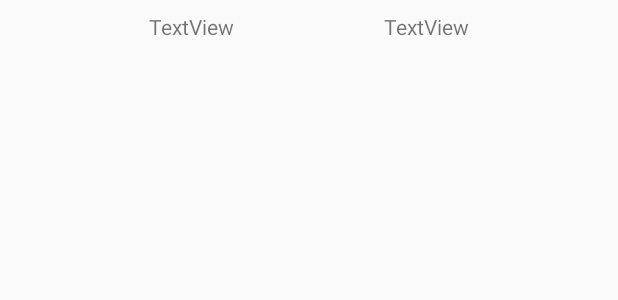
After one commit to scottmayberry/KegeratorV2, an Android app: the layout activity_edit_bluetooth.xml on its own in the app's theme, with its tools: preview values and no code run, on a phone screen of 412 x 824 dp. The commit adds this screen. Shown: the top 300 px of the screen. Run offline under Robolectric (Android 15) with nearby library versions, the phone set to English and light mode, and no system bars.

Commit message:
Fixing Bluetooth

```diff
--- a/app/src/main/java/com/example/sctma/kegeratorv1/EditUserActivity.java
+++ b/app/src/main/java/com/example/sctma/kegeratorv1/EditUserActivity.java
@@ -296,7 +296,7 @@ public class EditUserActivity extends AbstractActivity {
             nU.setPushID(key);
             Util.ref.child("Users").child(key).setValue(nU);
             String usn = user.getUsername();
-            ChargeItem chargeItem = new ChargeItem(ba - Util.balanceHashTable.get(user.getUsername()).getBalance(), "Admin adjustment", Util.df.format(new Date()));
+            ChargeItem chargeItem = new ChargeItem(ba - Util.balanceHashTable.get(user.getUsername()).getBalance(), "Admin adjustment", new Date().getTime(), usn);
             String temp = Util.ref.child("Balances").child(user.getUsername()).child("Charge").push().getKey();
             Util.ref.child("Balances").child(user.getUsername()).child("Charge").child(temp).setValue(chargeItem);
         }
--- a/app/src/main/java/com/example/sctma/kegeratorv1/Util.java
+++ b/app/src/main/java/com/example/sctma/kegeratorv1/Util.java
@@ -38,6 +38,8 @@ public class Util {
     static User currentUser;
     static Balance currentBalance;
 
+    static String savedBluetoothAddress;
+
 
     static Context mContext;
 
--- /dev/null
+++ b/app/src/main/res/layout/activity_edit_bluetooth.xml
@@ -0,0 +1,41 @@
+<?xml version="1.0" encoding="utf-8"?>
+<android.support.constraint.ConstraintLayout xmlns:android="http://schemas.android.com/apk/res/android"
+    xmlns:app="http://schemas.android.com/apk/res-auto"
+    xmlns:tools="http://schemas.android.com/tools"
+    android:layout_width="match_parent"
+    android:layout_height="match_parent"
+    tools:context="com.example.sctma.kegeratorv1.EditBluetoothActivity">
+
+    <TextView
+        android:id="@+id/textView10"
+        android:layout_width="wrap_content"
+        android:layout_height="wrap_content"
+        android:text="TextView"
+        app:layout_constraintTop_toTopOf="parent"
+        android:layout_marginTop="8dp"
+        app:layout_constraintRight_toLeftOf="@+id/textView12"
+        app:layout_constraintLeft_toLeftOf="parent" />
+
+    <LinearLayout
+        android:layout_width="292dp"
+        android:layout_height="0dp"
+        android:orientation="horizontal"
+        android:id="@+id/linearLayout4"
+        app:layout_constraintBottom_toBottomOf="parent"
+        android:layout_marginBottom="8dp"
+        android:layout_marginTop="8dp"
+        app:layout_constraintTop_toBottomOf="@+id/textView10"
+        app:layout_constraintVertical_bias="0.0"
+        android:layout_marginLeft="8dp"
+        app:layout_constraintLeft_toLeftOf="parent"
+        android:layout_marginStart="8dp"></LinearLayout>
+
+    <TextView
+        android:id="@+id/textView12"
+        android:layout_width="wrap_content"
+        android:layout_height="wrap_content"
+        android:text="TextView"
+        app:layout_constraintTop_toTopOf="@+id/textView10"
+        app:layout_constraintRight_toRightOf="parent"
+        app:layout_constraintLeft_toRightOf="@+id/textView10" />
+</android.support.constraint.ConstraintLayout>
--- a/app/src/main/res/layout/activity_main.xml
+++ b/app/src/main/res/layout/activity_main.xml
@@ -68,6 +68,7 @@
             android:layout_width="wrap_content"
             android:layout_height="wrap_content"
             android:layout_weight="1"
+            android:onClick="clickLogoutButton"
             android:text="Logout" />
 
     </LinearLayout>
--- a/app/src/main/res/values/strings.xml
+++ b/app/src/main/res/values/strings.xml
@@ -4,6 +4,10 @@
     <string name="APP_KEY">qe3m30w66xl0db5</string>
     <string name="APP_SECRET">soqszd1m57py280</string>
     <string name="APP_ACCESS_TOKEN">S6arYx_aWSAAAAAAAAAAGPxRPYj8hOzi57qtt0y2SJRWuyBkdCCIaN9fC8wwXVyg</string>
+    <string name="SQUARE_APP_ID">sq0idp-pTNV2RT9Mv_ZHuJdwkklKQ</string>
+    <string name="SQUARE_PERSONAL_ACCESS_TOKEN">sq0atp-Fucdg0zDeuvx7FH1DQfMPg</string>
+    <string name="SQUARE_APP_SECRET">sq0csp-z1ECFsNa3vOR92EAlLdSLfvCE_XAroGMhfD5J7msUGQ</string>
+    <string name="SQUARE_WEBHOOK_SIGNATURE_KEY">mWnXiXwFMKdWU170dmWbOw</string>
     <string-array name="classification_array">
         <item>Senior</item>
         <item>Junior</item>
@@ -24,4 +28,5 @@
     <string name="A_POUR_STATE">#;A_POUR_STATE;#</string>
     <string name="B_POUR_STATE">#;B_POUR_STATE;#</string>
     <string name="BLUETOOTH_CONNECTED">#;CONNECTED;#</string>
+
 </resources>
```
Also changed, not shown: app/src/main/AndroidManifest.xml (+6 -1 lines), app/src/main/java/com/example/sctma/kegeratorv1/AdminTop.java (+31 -0 lines), app/src/main/java/com/example/sctma/kegeratorv1/BluetoothDataService.java (+6 -4 lines), app/src/main/java/com/example/sctma/kegeratorv1/ChargeItem.java (+9 -11 lines), app/src/main/java/com/example/sctma/kegeratorv1/ContactInfo.java (+22 -0 lines), app/src/main/java/com/example/sctma/kegeratorv1/EditBluetoothActivity.java (added, +32 -0 lines), app/src/main/java/com/example/sctma/kegeratorv1/MainActivity.java (+81 -1 lines), app/src/main/java/com/example/sctma/kegeratorv1/PourActivity.java (+22 -0 lines), app/src/main/java/com/example/sctma/kegeratorv1/UserHistoryActivity.java (added, +116 -0 lines), app/src/main/res/layout/activity_contact_info.xml (+24 -0 lines), app/src/main/res/layout/activity_pour.xml (+4 -4 lines), app/src/main/res/layout/activity_user_history.xml (added, +50 -0 lines), app/src/main/res/menu/adminmenu.xml (added, +11 -0 lines).
